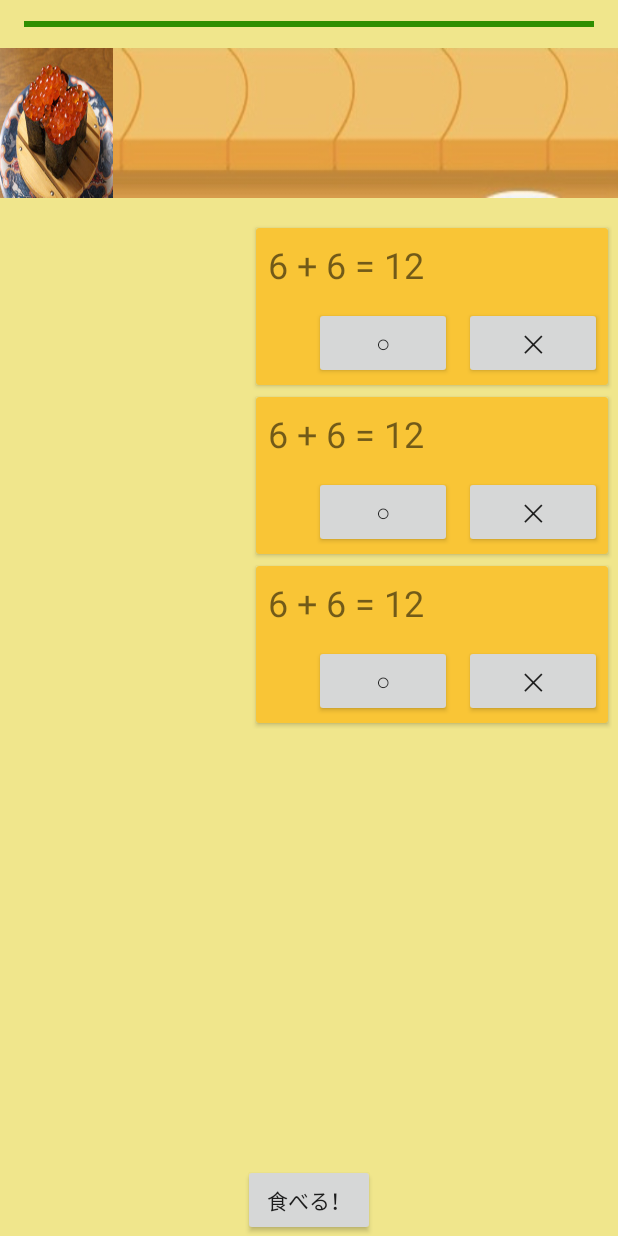
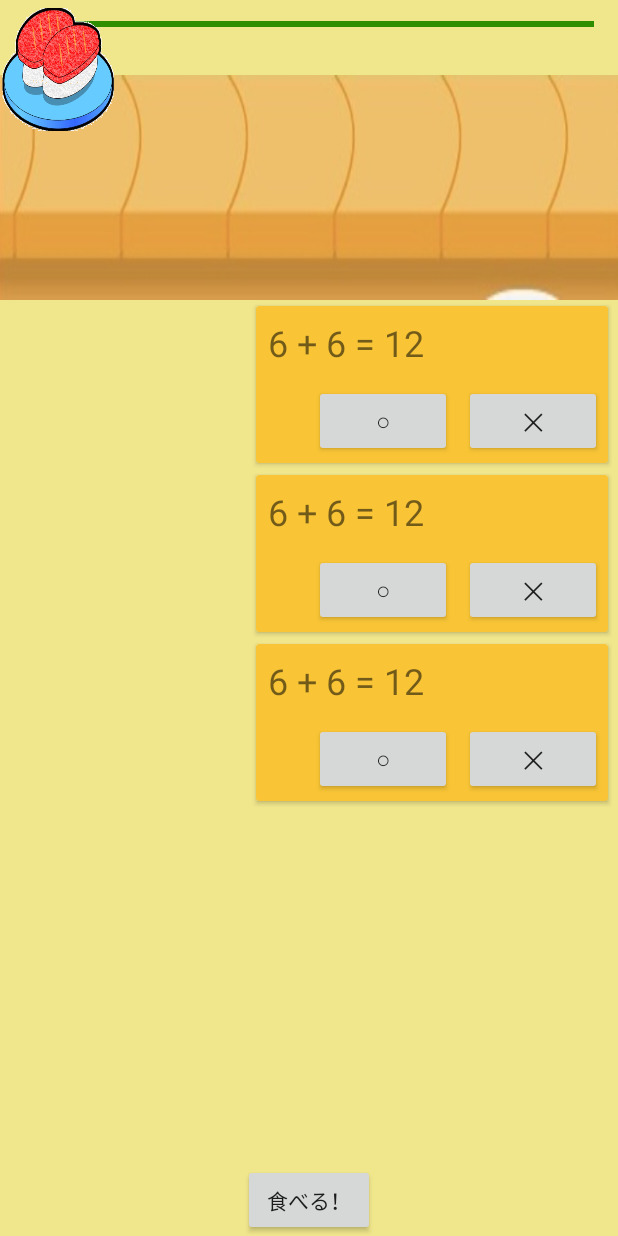
Before and after one commit to litalico-si-2018/d_team, an Android app: the screen it shows after launch (MainActivity), on a phone screen of 412 x 824 dp. Run offline under Robolectric (Android 15) with nearby library versions, the phone set to English and light mode, and no system bars; our stand-ins replace RxJava; 2 statements that could not run were skipped.

Commit message:
nearly completed

```diff
--- a/app/src/main/res/layout/activity_main.xml
+++ b/app/src/main/res/layout/activity_main.xml
@@ -3,8 +3,8 @@
     xmlns:tools="http://schemas.android.com/tools"
     android:layout_width="match_parent"
     android:layout_height="match_parent"
-    tools:context=".MainActivity"
-    android:background="@color/background">
+    android:background="@color/background"
+    tools:context=".MainActivity">
 
     <ProgressBar
         android:id="@+id/remaining_time_bar"
@@ -17,22 +17,34 @@
         android:layout_marginRight="16dp"
         android:layout_marginTop="8dp" />
 
-    <LinearLayout
-        android:id="@+id/sushi_background"
-        android:layout_width="match_parent"
-        android:layout_height="100dp"
-        android:background="@drawable/sushi_transporter"
-        android:layout_below="@+id/remaining_time_bar"
-        android:layout_marginBottom="16dp">
+
+    <RelativeLayout
+        android:id="@+id/sushi_table"
+        android:layout_width="wrap_content"
+        android:layout_height="200dp">
+
+
+        <LinearLayout
+            android:id="@+id/sushi_background"
+            android:layout_width="match_parent"
+            android:layout_height="112dp"
+            android:layout_alignParentBottom="true"
+            android:layout_alignParentStart="true"
+            android:layout_alignParentTop="true"
+            android:layout_marginTop="50dp"
+            android:background="@drawable/sushi_transporter" />
 
         <ImageView
             android:id="@+id/sushi_flow"
-            android:layout_width="75dp"
-            android:layout_height="wrap_content"
-            android:layout_gravity="center_vertical"
-            android:background="@drawable/sushi_ikura" />
+            android:layout_width="76dp"
+            android:layout_height="82dp"
+            android:layout_alignParentTop="true"
+            android:layout_gravity="top"
+            android:layout_marginTop="5dp"
+            android:background="@drawable/tuna" />
 
-    </LinearLayout>
+    </RelativeLayout>
+
 
     <!--<ListView-->
     <!--android:id="@+id/probs"-->
@@ -46,7 +58,7 @@
         android:layout_width="240dp"
         android:layout_height="wrap_content"
         android:layout_alignParentEnd="true"
-        android:layout_below="@id/sushi_background"
+        android:layout_below="@id/sushi_table"
         android:layout_marginEnd="4dp">
 
         <LinearLayout
@@ -72,8 +84,8 @@
         android:id="@+id/plate_images"
         android:layout_width="120dp"
         android:layout_height="wrap_content"
-        android:layout_alignParentLeft="true"
-        android:layout_alignBottom="@+id/probs"/>
+        android:layout_alignBottom="@+id/probs"
+        android:layout_alignParentLeft="true" />
 
     <Button
         android:id="@+id/submit_button"
--- /dev/null
+++ b/app/src/main/res/layout/button_background.xml
@@ -0,0 +1,17 @@
+<shape xmlns:android="http://schemas.android.com/apk/res/android"
+    android:shape="rectangle">
+    <solid android:color="#7ded61"/>
+
+    <corners android:radius="15dp"/>
+
+    <stroke
+        android:color="#ffffff"
+        android:width="2dp"/>
+
+    <gradient
+        android:angle="270"
+        android:startColor="#7ded61"
+        android:endColor="#257a0f"
+        android:type="linear" />
+
+</shape>
```
Also changed, not shown: app/src/main/res/drawable/plates_1.jpg (added), app/src/main/res/drawable/plates_2.jpg (added), app/src/main/res/drawable/plates_3.jpg (added), app/src/main/res/mipmap-hdpi/ic_launcher.png.
